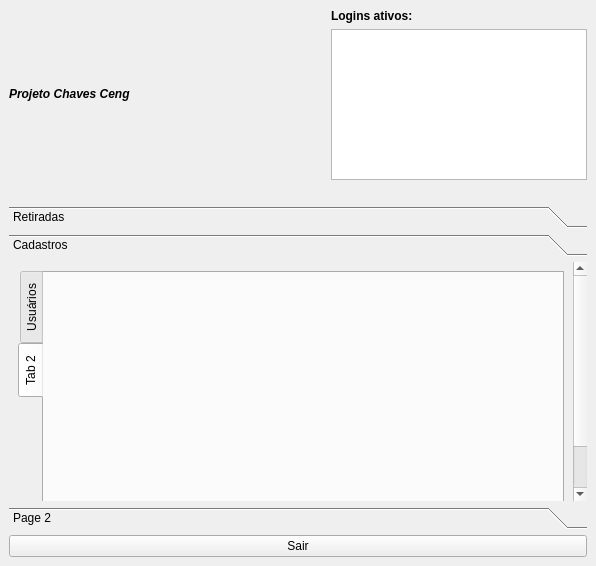
The window that nivel2.ui (walkermarcos/Chaves) describes before a commit, drawn with Qt 5.
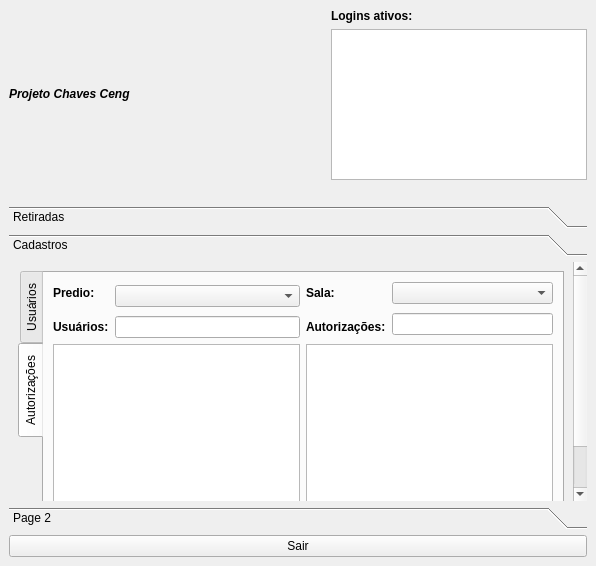
The same window after the commit. The open tabs and pages were chosen to show the change. Icons and pictures are not drawn.

Commit message: Autorizações incompleto

Diff of the .ui file:
```diff
--- a/nivel2.ui
+++ b/nivel2.ui
@@ -262,7 +262,7 @@
        <property name="geometry">
         <rect>
          <x>0</x>
-         <y>0</y>
+         <y>-79</y>
          <width>564</width>
          <height>295</height>
         </rect>
@@ -398,8 +398,126 @@
             </sizepolicy>
            </property>
            <attribute name="title">
-            <string>Tab 2</string>
+            <string>Autorizações</string>
            </attribute>
+           <layout class="QGridLayout" name="gridLayout_5">
+            <property name="sizeConstraint">
+             <enum>QLayout::SetMinimumSize</enum>
+            </property>
+            <item row="0" column="0">
+             <widget class="QLabel" name="label_8">
+              <property name="font">
+               <font>
+                <weight>75</weight>
+                <bold>true</bold>
+               </font>
+              </property>
+              <property name="text">
+               <string>Predio:</string>
+              </property>
+             </widget>
+            </item>
+            <item row="0" column="1" rowspan="2">
+             <widget class="QComboBox" name="comboBox_5"/>
+            </item>
+            <item row="0" column="2">
+             <widget class="QLabel" name="label_9">
+              <property name="font">
+               <font>
+                <weight>75</weight>
+                <bold>true</bold>
+               </font>
+              </property>
+              <property name="text">
+               <string>Sala:</string>
+              </property>
+             </widget>
+            </item>
+            <item row="0" column="3">
+             <widget class="QComboBox" name="comboBox_6"/>
+            </item>
+            <item row="1" column="3" rowspan="2">
+             <widget class="QLineEdit" name="lineEdit_4"/>
+            </item>
+            <item row="2" column="0">
+             <widget class="QLabel" name="label_10">
+              <property name="font">
+               <font>
+                <weight>75</weight>
+                <bold>true</bold>
+               </font>
+              </property>
+              <property name="text">
+               <string>Usuários:</string>
+              </property>
+             </widget>
+            </item>
+            <item row="2" column="1">
+             <widget class="QLineEdit" name="lineEdit_3"/>
+            </item>
+            <item row="2" column="2">
+             <widget class="QLabel" name="label_11">
+              <property name="font">
+               <font>
+                <weight>75</weight>
+                <bold>true</bold>
+               </font>
+              </property>
+              <property name="text">
+               <string>Autorizações:</string>
+              </property>
+             </widget>
+            </item>
+            <item row="3" column="0" colspan="2">
+             <widget class="QListWidget" name="listWidget_2">
+              <property name="sizePolicy">
+               <sizepolicy hsizetype="Preferred" vsizetype="Expanding">
+                <horstretch>0</horstretch>
+                <verstretch>0</verstretch>
+               </sizepolicy>
+              </property>
+              <property name="editTriggers">
+               <set>QAbstractItemView::NoEditTriggers</set>
+              </property>
+              <property name="selectionMode">
+               <enum>QAbstractItemView::MultiSelection</enum>
+              </property>
+              <property name="selectionBehavior">
+               <enum>QAbstractItemView::SelectRows</enum>
+              </property>
+             </widget>
+            </item>
+            <item row="3" column="2" colspan="2">
+             <widget class="QTableWidget" name="tableWidget_3">
+              <property name="editTriggers">
+               <set>QAbstractItemView::NoEditTriggers</set>
+              </property>
+              <property name="selectionMode">
+               <enum>QAbstractItemView::MultiSelection</enum>
+              </property>
+              <property name="selectionBehavior">
+               <enum>QAbstractItemView::SelectRows</enum>
+              </property>
+              <attribute name="verticalHeaderVisible">
+               <bool>false</bool>
+              </attribute>
+             </widget>
+            </item>
+            <item row="4" column="0" colspan="2">
+             <widget class="QPushButton" name="pushButton_5">
+              <property name="text">
+               <string>Adicionar</string>
+              </property>
+             </widget>
+            </item>
+            <item row="4" column="2" colspan="2">
+             <widget class="QPushButton" name="pushButton_6">
+              <property name="text">
+               <string>Excluir</string>
+              </property>
+             </widget>
+            </item>
+           </layout>
           </widget>
          </widget>
         </item>
```
Left out of the diff: 8 changed lines with no effect on the pictures. The commit also changes 3 other files.
